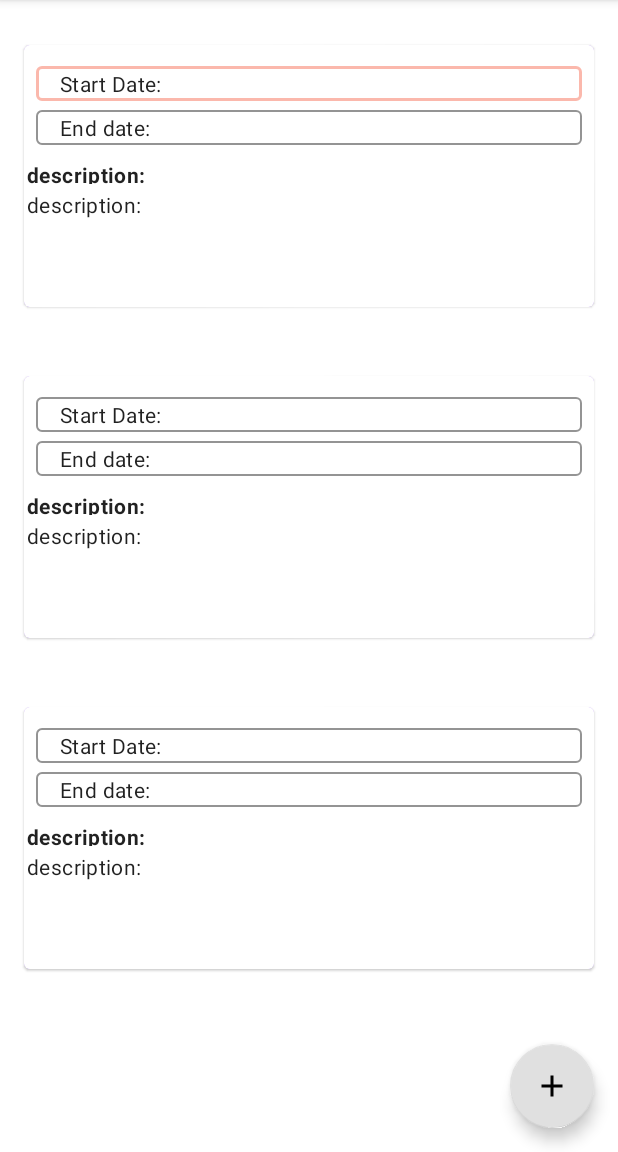
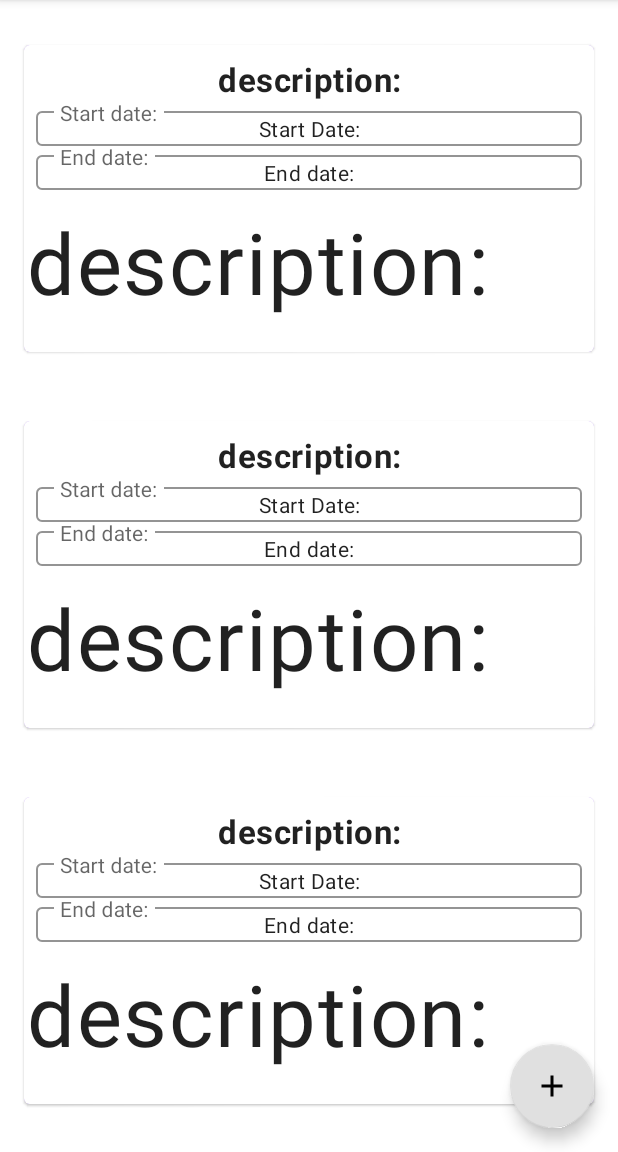
Before and after one commit to Sempro97/AppartamentoFacile, an Android app: the layout af_product_grid_fragment.xml on its own in the app's theme, with its tools: preview values and no code run, on a phone screen of 412 x 824 dp, the part 84-1236 px from its top. Run offline under Robolectric (Android 15) with nearby library versions, the phone set to English and light mode, and no system bars.

```diff
--- a/app/src/main/java/com/example/appartamentofacile/LoginFragment.java
+++ b/app/src/main/java/com/example/appartamentofacile/LoginFragment.java
@@ -55,7 +55,7 @@ public class LoginFragment extends Fragment {
                         editor.putString(USERNAME_NAME_lOG,usernameEditText.getText().toString());
                         //apply to prevent memory leak
                         editor.apply();
-                        ((NavigationHost) getActivity()).navigateTo(new ApartamentGridFragment(), true,FRAGMENT_TAG); // Navigate to the next Fragment
+                        ((NavigationHost) getActivity()).navigateTo(new ApartmentGridFragment(), true,FRAGMENT_TAG); // Navigate to the next Fragment
                     }
                     else{
                         passwordTextInput.setError(getString(R.string.af_error_password_wrong));
--- a/app/src/main/java/com/example/appartamentofacile/MainActivity.java
+++ b/app/src/main/java/com/example/appartamentofacile/MainActivity.java
@@ -12,8 +12,6 @@ import androidx.fragment.app.FragmentTransaction;
 import androidx.lifecycle.ViewModelProvider;
 
 import com.example.appartamentofacile.ViewModel.UserViewModel;
-
-import static com.example.appartamentofacile.Utils.LOGGED_IN;
 
 public class MainActivity extends AppCompatActivity implements NavigationHost {
 
@@ -33,7 +31,7 @@ public class MainActivity extends AppCompatActivity implements NavigationHost {
             Utils.insertFragment(this, new LoginFragment(), TAG);
         }
         if (userViewModel.getUserLogged() != null) {
-            Utils.insertFragment(this, new ApartamentGridFragment(), FRAGMENT_TAG);
+            Utils.insertFragment(this, new ApartmentGridFragment(), FRAGMENT_TAG);
         }
     }
 
@@ -71,7 +69,7 @@ public class MainActivity extends AppCompatActivity implements NavigationHost {
         if (requestCode == Utils.ACTIVITY_ADD_TRIP && resultCode == RESULT_OK) {
             Log.d(TAG, "RESULT_OK");
             FragmentManager manager = getSupportFragmentManager();
-            ApartamentGridFragment apartamentGridFragment = (ApartamentGridFragment) manager.findFragmentByTag(FRAGMENT_TAG);
+            ApartmentGridFragment apartamentGridFragment = (ApartmentGridFragment) manager.findFragmentByTag(FRAGMENT_TAG);
             if (apartamentGridFragment != null) {
                 Log.d(TAG, "updateList()");
                 apartamentGridFragment.updateList();
--- a/app/src/main/java/com/example/appartamentofacile/RecyclerView/ApartmentGridItemDecoration.java
+++ b/app/src/main/java/com/example/appartamentofacile/RecyclerView/ApartmentGridItemDecoration.java
@@ -5,10 +5,10 @@ import android.view.View;
 
 import androidx.recyclerview.widget.RecyclerView;
 
-import com.example.appartamentofacile.ApartamentGridFragment;
+import com.example.appartamentofacile.ApartmentGridFragment;
 
 /**
- * Custom item decoration for a vertical {@link ApartamentGridFragment} {@link RecyclerView}. Adds a
+ * Custom item decoration for a vertical {@link ApartmentGridFragment} {@link RecyclerView}. Adds a
  * small amount of padding to the left of grid items, and a large amount of padding to the right.
  */
 public class ApartmentGridItemDecoration extends RecyclerView.ItemDecoration {
--- /dev/null
+++ b/app/src/main/res/drawable-v24/ic_search_white_24dp.xml
@@ -0,0 +1,5 @@
+<vector android:height="24dp" android:tint="#FFFFFF"
+    android:viewportHeight="24.0" android:viewportWidth="24.0"
+    android:width="24dp" xmlns:android="http://schemas.android.com/apk/res/android">
+    <path android:fillColor="#FF000000" android:pathData="M15.5,14h-0.79l-0.28,-0.27C15.41,12.59 16,11.11 16,9.5 16,5.91 13.09,3 9.5,3S3,5.91 3,9.5 5.91,16 9.5,16c1.61,0 3.09,-0.59 4.23,-1.57l0.27,0.28v0.79l5,4.99L20.49,19l-4.99,-5zM9.5,14C7.01,14 5,11.99 5,9.5S7.01,5 9.5,5 14,7.01 14,9.5 11.99,14 9.5,14z"/>
+</vector>
--- a/app/src/main/res/layout/af_apartament_card.xml
+++ b/app/src/main/res/layout/af_apartment_card.xml
@@ -29,18 +29,36 @@
             app:layout_constraintStart_toStartOf="parent"
             app:layout_constraintTop_toTopOf="parent">
 
+            <TextView
+
+                android:id="@+id/title_card_description"
+                android:layout_width="match_parent"
+                android:layout_height="30sp"
+                android:text="@string/description"
+                android:textAlignment="center"
+                android:textAppearance="?attr/textAppearanceBody2"
+                android:textStyle="bold"
+                app:autoSizeTextType="uniform"
+                app:layout_constraintEnd_toEndOf="parent"
+                app:layout_constraintStart_toStartOf="parent"
+                app:layout_constraintTop_toTopOf="@+id/mainCardLayout" />
+
             <com.google.android.material.textfield.TextInputLayout
                 style="@style/Widget.Shrine.TextInputLayoutAddFragment"
                 android:id="@+id/start_editText"
                 android:layout_width="match_parent"
                 android:layout_height="wrap_content"
-                app:layout_constraintTop_toTopOf="@id/mainCardLayout"
+                app:layout_constraintTop_toBottomOf="@id/title_card_description"
                 app:layout_constraintEnd_toEndOf="parent"
-                app:layout_constraintStart_toStartOf="parent">
+                app:layout_constraintStart_toStartOf="parent"
+                android:hint="@string/af_hint_startdate">
             <com.google.android.material.textfield.TextInputEditText
+                android:inputType="none"
+                android:focusable="false"
                 android:id="@+id/startDateTextView"
                 android:layout_width="match_parent"
                 android:layout_height="wrap_content"
+                android:textAlignment="center"
                 android:padding="2dp"
                 android:text="@string/startDate"
                 android:textAppearance="?attr/textAppearanceBody2"/>
@@ -52,11 +70,15 @@
             android:layout_height="wrap_content"
             app:layout_constraintEnd_toEndOf="parent"
             app:layout_constraintStart_toStartOf="parent"
-            app:layout_constraintTop_toBottomOf="@+id/start_editText" >
+            app:layout_constraintTop_toBottomOf="@+id/start_editText"
+            android:hint="@string/af_hint_enddate">
             <com.google.android.material.textfield.TextInputEditText
+                android:inputType="none"
+                android:focusable="false"
                 android:id="@+id/endDateTextView"
                 android:layout_width="match_parent"
                 android:layout_height="wrap_content"
+                android:textAlignment="center"
                 android:padding="2dp"
                 android:text="@string/endDate"
                 android:textAppearance="?attr/textAppearanceBody2"
@@ -79,20 +101,8 @@
             app:layout_constraintTop_toBottomOf="@+id/mainCardLayout">
 
             <TextView
-                android:id="@+id/title_card_description"
-                android:layout_width="match_parent"
-                android:layout_height="20dp"
-                android:padding="2dp"
-                android:text="@string/description"
-                android:textAlignment="textStart"
-                android:textAppearance="?attr/textAppearanceBody2"
-                android:textStyle="bold"
-                app:layout_constraintEnd_toEndOf="parent"
-                app:layout_constraintStart_toStartOf="parent"
-                app:layout_constraintTop_toTopOf="@+id/expandableView" />
-
-            <TextView
                 android:id="@+id/description_card"
+                app:autoSizeTextType="uniform"
                 android:layout_width="match_parent"
                 android:layout_height="80dp"
                 android:padding="2dp"
@@ -100,7 +110,7 @@
                 android:textAppearance="?attr/textAppearanceBody2"
                 app:layout_constraintEnd_toEndOf="parent"
                 app:layout_constraintStart_toStartOf="parent"
-                app:layout_constraintTop_toBottomOf="@+id/title_card_description" />
+                app:layout_constraintTop_toTopOf="@+id/expandableView" />
 
         </androidx.constraintlayout.widget.ConstraintLayout>
 
--- a/app/src/main/res/layout/af_main_activity.xml
+++ b/app/src/main/res/layout/af_main_activity.xml
@@ -1,5 +1,6 @@
 <?xml version="1.0" encoding="utf-8"?>
-<FrameLayout xmlns:android="http://schemas.android.com/apk/res/android"
+<androidx.constraintlayout.widget.ConstraintLayout
+    xmlns:android="http://schemas.android.com/apk/res/android"
     xmlns:tools="http://schemas.android.com/tools"
     android:id="@+id/container"
     android:layout_width="match_parent"
--- a/app/src/main/res/layout/af_product_grid_fragment.xml
+++ b/app/src/main/res/layout/af_product_grid_fragment.xml
@@ -5,7 +5,7 @@
     xmlns:tools="http://schemas.android.com/tools"
     android:layout_width="match_parent"
     android:layout_height="match_parent"
-    tools:context=".ApartamentGridFragment">
+    tools:context=".ApartmentGridFragment">
 
     <include
         android:id="@+id/includeToolbar"
@@ -26,8 +26,9 @@
             app:layout_constraintStart_toStartOf="parent"
             app:layout_constraintTop_toBottomOf="@+id/includeToolbar"
             app:layout_constraintVertical_bias="0.0"
-            tools:listitem="@layout/af_apartament_card"
-            app:layoutManager="androidx.recyclerview.widget.LinearLayoutManager"/>
+            tools:listitem="@layout/af_apartment_card"            />
+<!--            app:layoutManager="androidx.recyclerview.widget.LinearLayoutManager"-->
+
 
     <androidx.coordinatorlayout.widget.CoordinatorLayout
         android:id="@+id/coordinatorLayout"
--- a/app/src/main/res/menu/af_toolbar_menu.xml
+++ b/app/src/main/res/menu/af_toolbar_menu.xml
@@ -1,4 +1,10 @@
 <?xml version="1.0" encoding="utf-8"?>
 <menu xmlns:android="http://schemas.android.com/apk/res/android"
     xmlns:app="http://schemas.android.com/apk/res-auto">
+    <item
+        android:id="@+id/action_search"
+        android:icon="@drawable/ic_search_white_24dp"
+        android:title="@string/search"
+        app:showAsAction="ifRoom"
+        app:actionViewClass="androidx.appcompat.widget.SearchView"/>
 </menu>
--- a/app/src/main/res/values/strings.xml
+++ b/app/src/main/res/values/strings.xml
@@ -24,4 +24,7 @@
     <string name="description">description:</string>
     <string name="card_empty">All text should be full!</string>
     <string name="af_description_fragment">Description:</string>
+    <string name="af_hint_enddate">End date:</string>
+    <string name="af_hint_startdate">Start date:</string>
+    <string name="search">search</string>
 </resources>
```
Also changed, not shown: app/src/main/java/com/example/appartamentofacile/ApartmentGridFragment.java (renamed from app/src/main/java/com/example/appartamentofacile/ApartamentGridFragment.java, +44 -8 lines), app/src/main/java/com/example/appartamentofacile/RecyclerView/ApartmentCardRecyclerViewAdapter.java (+66 -8 lines), app/src/main/res/drawable-v24/af_filter.xml (deleted, +0 -12 lines), app/src/main/res/drawable-v24/af_menu.xml (deleted, +0 -10 lines), 1 other file.
